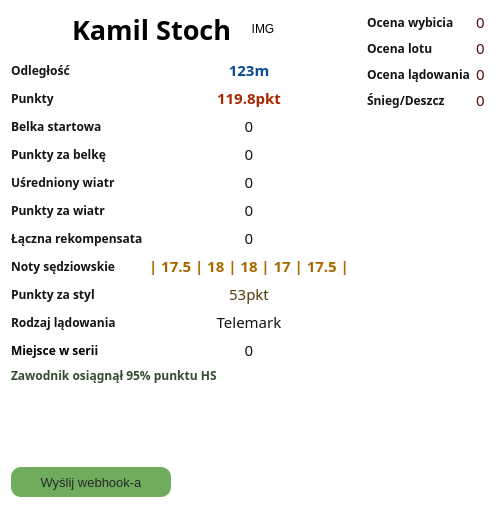
Old version of the form source/UI/ResultsShowing/JumpDataDetailedInfoWindow.ui in the repository SiekamCebule/sj-sim.
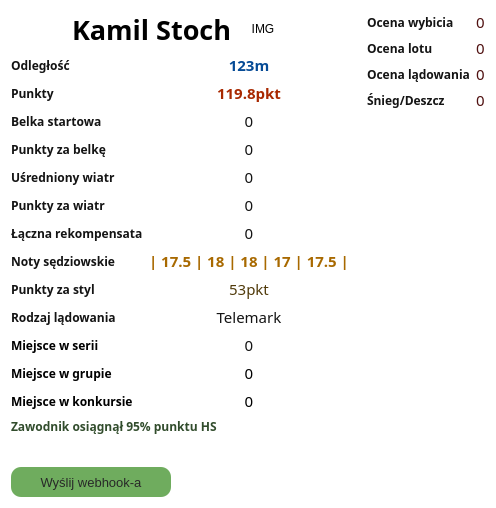
New version of the form.

The edit to the form file:
```diff
--- a/source/UI/ResultsShowing/JumpDataDetailedInfoWindow.ui
+++ b/source/UI/ResultsShowing/JumpDataDetailedInfoWindow.ui
@@ -527,6 +527,76 @@
          </property>
         </widget>
        </item>
+       <item row="11" column="0">
+        <widget class="QLabel" name="label_positionInGroupTitle">
+         <property name="font">
+          <font>
+           <family>Quicksand</family>
+           <bold>true</bold>
+          </font>
+         </property>
+         <property name="styleSheet">
+          <string notr="true">color: black;</string>
+         </property>
+         <property name="text">
+          <string>Miejsce w grupie</string>
+         </property>
+        </widget>
+       </item>
+       <item row="11" column="1">
+        <widget class="QLabel" name="label_positionInGroup">
+         <property name="font">
+          <font>
+           <family>Quicksand Medium</family>
+           <pointsize>11</pointsize>
+          </font>
+         </property>
+         <property name="styleSheet">
+          <string notr="true">color :black;</string>
+         </property>
+         <property name="text">
+          <string>0</string>
+         </property>
+         <property name="alignment">
+          <set>Qt::AlignCenter</set>
+         </property>
+        </widget>
+       </item>
+       <item row="12" column="0">
+        <widget class="QLabel" name="label_positionInCompetitionTitle">
+         <property name="font">
+          <font>
+           <family>Quicksand</family>
+           <bold>true</bold>
+          </font>
+         </property>
+         <property name="styleSheet">
+          <string notr="true">color: black;</string>
+         </property>
+         <property name="text">
+          <string>Miejsce w konkursie</string>
+         </property>
+        </widget>
+       </item>
+       <item row="12" column="1">
+        <widget class="QLabel" name="label_positionInCompetition">
+         <property name="font">
+          <font>
+           <family>Quicksand Medium</family>
+           <pointsize>11</pointsize>
+          </font>
+         </property>
+         <property name="styleSheet">
+          <string notr="true">color: black;</string>
+         </property>
+         <property name="text">
+          <string>0</string>
+         </property>
+         <property name="alignment">
+          <set>Qt::AlignCenter</set>
+         </property>
+        </widget>
+       </item>
       </layout>
      </item>
      <item>
```
